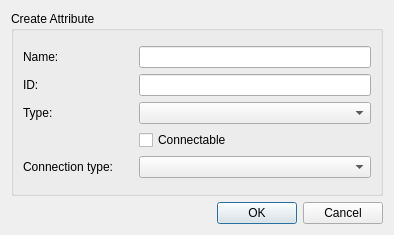
Old version of the form ui/designer/AddAttributeDialog.ui in the repository mfessenden/SceneGraph.
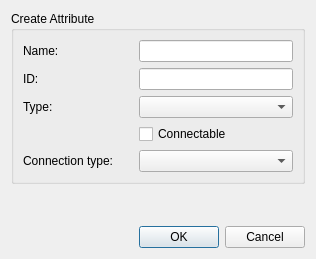
New version of the form.

Commit message: - renaming an attribute updates graph & edges - add a connection type menu to the AddAttributeDialog

```diff
--- a/ui/designer/AddAttributeDialog.ui
+++ b/ui/designer/AddAttributeDialog.ui
@@ -6,8 +6,8 @@
    <rect>
     <x>0</x>
     <y>0</y>
-    <width>394</width>
-    <height>235</height>
+    <width>316</width>
+    <height>259</height>
    </rect>
   </property>
   <property name="windowTitle">
@@ -100,6 +100,19 @@
      </layout>
     </widget>
    </item>
+   <item>
+    <spacer name="verticalSpacer">
+     <property name="orientation">
+      <enum>Qt::Vertical</enum>
+     </property>
+     <property name="sizeHint" stdset="0">
+      <size>
+       <width>20</width>
+       <height>40</height>
+      </size>
+     </property>
+    </spacer>
+   </item>
    <item>
     <widget class="QDialogButtonBox" name="buttonBox">
      <property name="orientation">
```
The commit also changes 17 other files.
